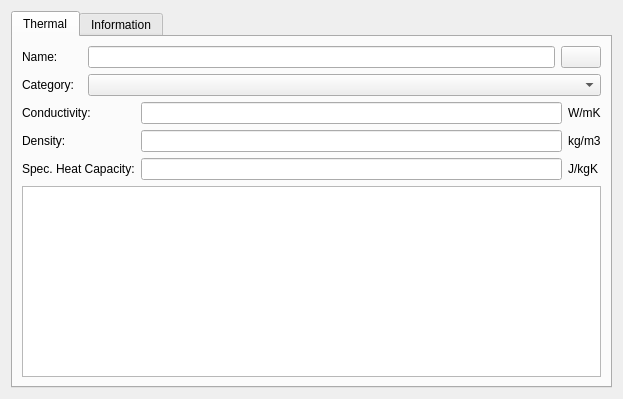
Old version of the form SIM-VICUS/src/SVDBMaterialEditWidget.ui in the repository ghorwin/SIM-VICUS.
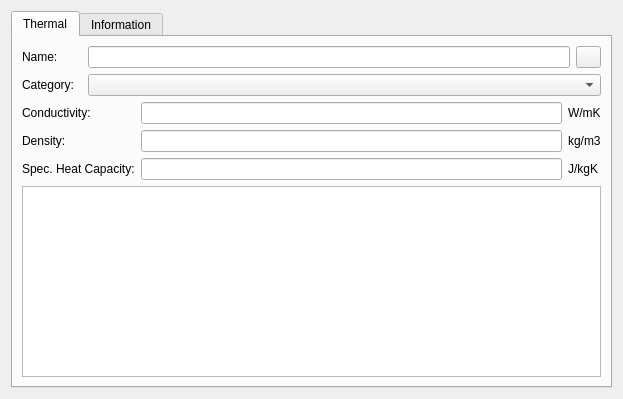
New version of the form. Custom widgets are drawn as their Qt base class.

Commit message: Added color edit functionality to material db editor. Also, some layout improvements.

Diff of the .ui file:
```diff
--- a/SIM-VICUS/src/SVDBMaterialEditWidget.ui
+++ b/SIM-VICUS/src/SVDBMaterialEditWidget.ui
@@ -55,6 +55,12 @@
                <verstretch>0</verstretch>
               </sizepolicy>
              </property>
+             <property name="maximumSize">
+              <size>
+               <width>25</width>
+               <height>25</height>
+              </size>
+             </property>
             </widget>
            </item>
            <item row="1" column="0">
```
The commit also changes 4 other files.
